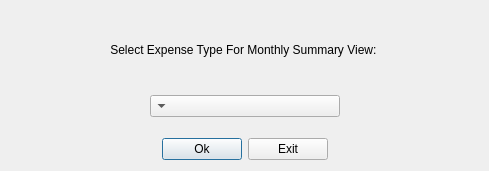
Old version of the form CashFlowManager/expensetypeselectdialog.ui in the repository epw7856/CashFlowManager.
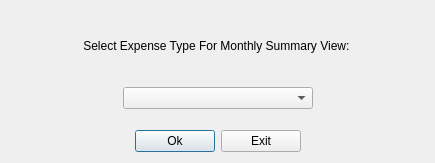
New version of the form.

What changed in the file:
```diff
--- a/CashFlowManager/expensetypeselectdialog.ui
+++ b/CashFlowManager/expensetypeselectdialog.ui
@@ -9,10 +9,16 @@
    <rect>
     <x>0</x>
     <y>0</y>
-    <width>489</width>
-    <height>171</height>
+    <width>435</width>
+    <height>163</height>
    </rect>
   </property>
+  <property name="font">
+   <font>
+    <family>Segoe UI</family>
+    <pointsize>9</pointsize>
+   </font>
+  </property>
   <property name="windowTitle">
    <string>Expense Type Select</string>
   </property>
@@ -111,12 +117,18 @@
       <widget class="QComboBox" name="comboBoxExpenseType">
        <property name="minimumSize">
         <size>
-         <width>100</width>
+         <width>0</width>
          <height>0</height>
         </size>
        </property>
+       <property name="font">
+        <font>
+         <family>Segoe UI</family>
+         <pointsize>9</pointsize>
+        </font>
+       </property>
        <property name="layoutDirection">
-        <enum>Qt::RightToLeft</enum>
+        <enum>Qt::LeftToRight</enum>
        </property>
        <property name="currentText">
         <string/>
```
